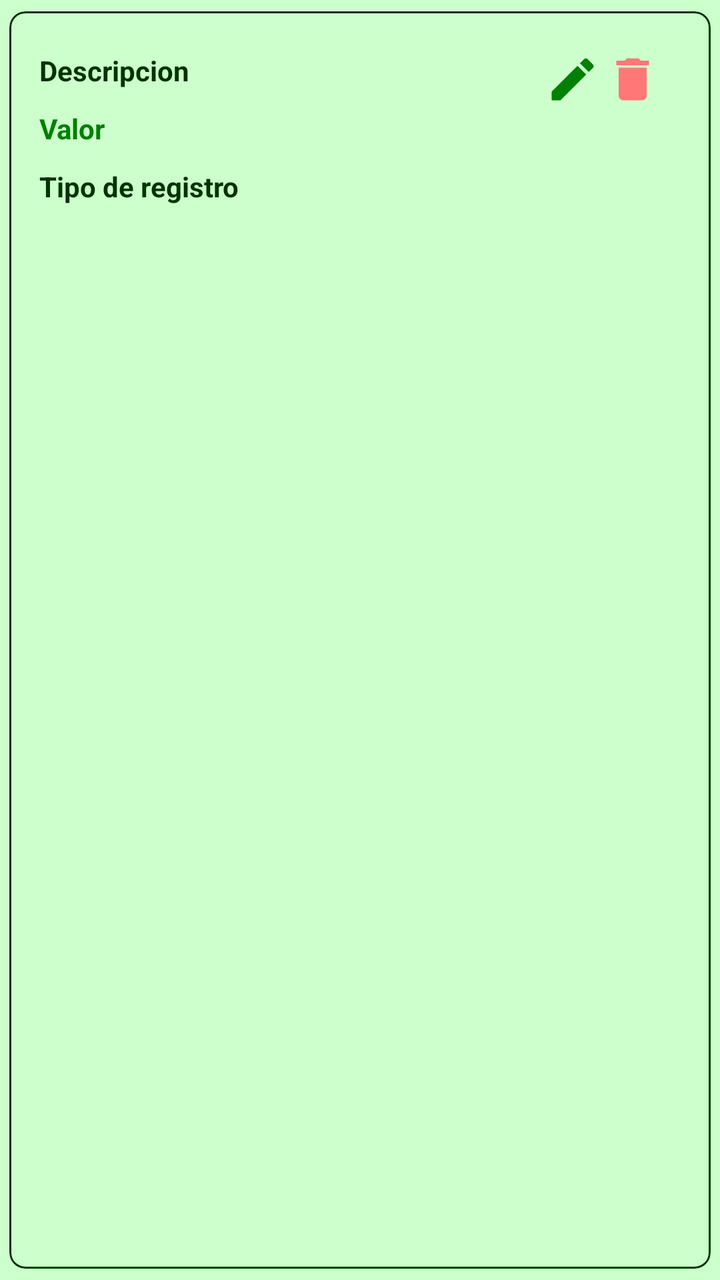
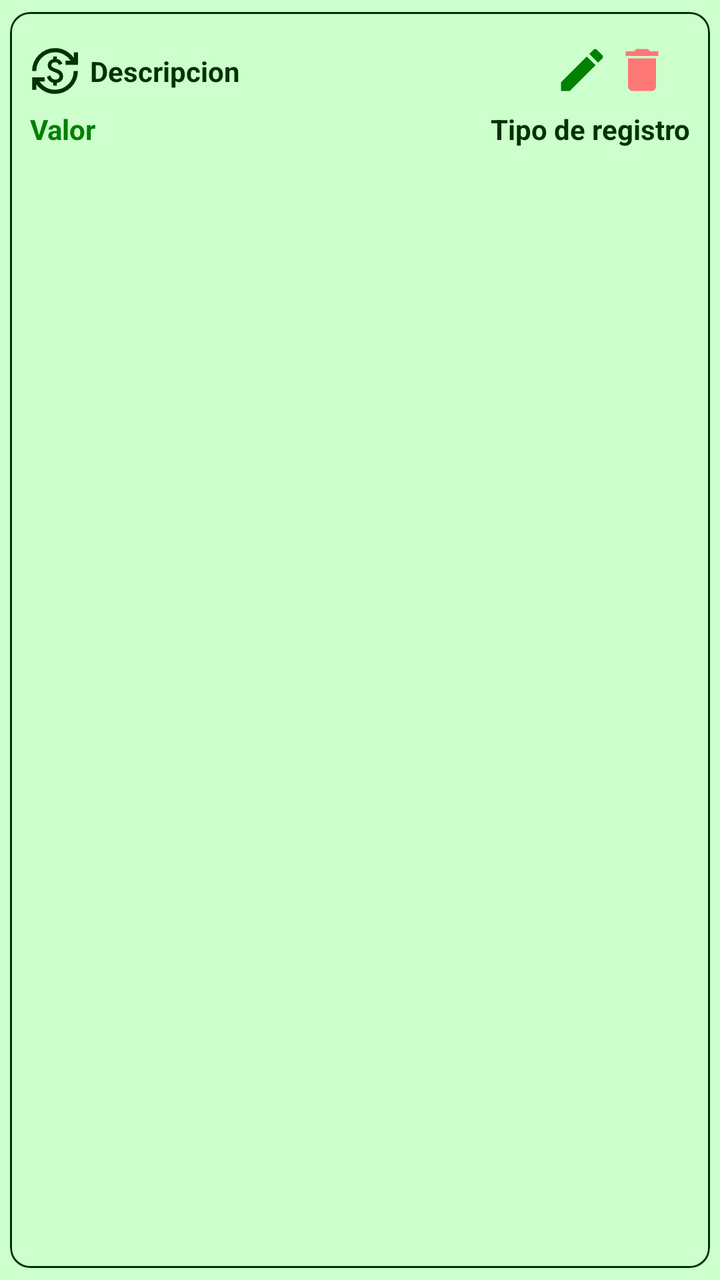

An Android layout rendered at two revisions. The XML below is the earlier revision; the diff shows what the commit changed to produce the second picture.
<!-- AndroidManifest.xml: application theme Theme.MyLittleFinanControl -->
<!-- res/layout/item_movimiento.xml -->
<?xml version="1.0" encoding="utf-8"?>
<com.google.android.material.card.MaterialCardView
    xmlns:android="http://schemas.android.com/apk/res/android"
    android:layout_width="match_parent"
    android:layout_height="wrap_content"
    xmlns:app="http://schemas.android.com/apk/res-auto"
    app:cardCornerRadius="8dp"
    app:cardElevation="0dp"
    app:cardUseCompatPadding="true"
    app:cardBackgroundColor="@color/primary_glass"
    app:strokeWidth="1dp"
    app:strokeColor="@color/black">

    <androidx.appcompat.widget.LinearLayoutCompat
        android:layout_width="match_parent"
        android:layout_height="wrap_content"
        android:orientation="vertical"
        android:padding="15dp">

        <RelativeLayout
            android:layout_width="match_parent"
            android:layout_height="wrap_content"
            android:orientation="horizontal"
            android:layout_marginTop="5dp">

            <TextView
                android:id="@+id/item_descripcion"
                android:text="@string/item_descripcion"
                android:textStyle="bold"
                android:layout_marginBottom="10dp"
                android:textColor="@color/black"
                android:layout_width="wrap_content"
                android:layout_height="wrap_content"/>

            <ImageView
                android:id="@+id/ivActualizar"
                android:layout_alignParentEnd="true"
                android:src="@drawable/ic_edit"
                app:tint="@color/primary"
                android:layout_marginEnd="40dp"
                android:layout_width="28dp"
                android:layout_height="28dp"/>

            <ImageView
                android:id="@+id/ivEliminarMov"
                android:layout_alignParentEnd="true"
                android:src="@drawable/ic_delete"
                android:layout_marginEnd="10dp"
                app:tint="@color/accent_alerta"
                android:layout_width="28dp"
                android:layout_height="28dp" />

        </RelativeLayout>

        <TextView
            android:id="@+id/item_valor"
            android:text="@string/item_valor"
            android:textStyle="bold"
            android:layout_marginBottom="10dp"
            android:layout_width="wrap_content"
            android:layout_height="wrap_content"
            android:textColor="@color/primary"/>

        <TextView
            android:id="@+id/item_tipo"
            android:text="@string/item_tipo"
            android:textStyle="bold"
            android:layout_width="wrap_content"
            android:layout_height="wrap_content"
            android:textColor="@color/black"/>

    </androidx.appcompat.widget.LinearLayoutCompat>

</com.google.android.material.card.MaterialCardView>
<!-- resources referenced by this layout -->
<resources>
  <color name="accent_alerta">#FF7878</color>
  <color name="black">#003300</color>
  <color name="primary">#008000</color>
  <color name="primary_glass">#66CCFFCC</color>
  <!-- drawable ic_delete (drawable) -->
  <vector xmlns:android="http://schemas.android.com/apk/res/android" android:autoMirrored="true" android:height="24dp" android:tint="#1F4F98" android:viewportHeight="24" android:viewportWidth="24" android:width="24dp">
        
      <path android:fillColor="@android:color/white" android:pathData="M6,19c0,1.1 0.9,2 2,2h8c1.1,0 2,-0.9 2,-2V7H6v12zM19,4h-3.5l-1,-1h-5l-1,1H5v2h14V4z"/>
      
  </vector>
  <string name="item_descripcion">Descripcion</string>
  <string name="item_tipo">Tipo de registro</string>
  <string name="item_valor">Valor</string>
  <style name="Theme.MyLittleFinanControl" parent="Base.Theme.MyLittleFinanControl" />
  <style name="Base.Theme.MyLittleFinanControl" parent="Theme.Material3.DayNight.NoActionBar">
          
          <item name="colorPrimary">@color/primary</item>
          <item name="colorOnPrimary">@color/white</item>
          <item name="colorSecondary">@color/secondary</item>
          <item name="colorOnSecondary">@color/white</item>
          
          
          <item name="android:windowBackground">@color/background_light</item>
          <item name="colorSurface">@color/background_light</item>
          
          
          <item name="colorError">@color/accent_alerta</item>
          
          
          <item name="android:statusBarColor">@color/background_light</item>
          <item name="android:windowLightStatusBar">true</item>
      </style>
  <color name="white">#CCFFCC</color>
  <color name="secondary">#33FF00</color>
  <color name="background_light">#CCFFCC</color>
  <!-- unchanged entries left out for length: 1 -->
</resources>

<!-- the commit's change to res/layout/item_movimiento.xml (unified diff, before → after) -->
@@ -4,18 +4,18 @@
     android:layout_width="match_parent"
     android:layout_height="wrap_content"
     xmlns:app="http://schemas.android.com/apk/res-auto"
-    app:cardCornerRadius="8dp"
+    app:cardCornerRadius="10dp"
     app:cardElevation="0dp"
     app:cardUseCompatPadding="true"
-    app:cardBackgroundColor="@color/primary_glass"
+    app:cardBackgroundColor="?attr/colorPrimaryContainer"
     app:strokeWidth="1dp"
-    app:strokeColor="@color/black">
+    app:strokeColor="?attr/colorOnSurface">
 
     <androidx.appcompat.widget.LinearLayoutCompat
         android:layout_width="match_parent"
         android:layout_height="wrap_content"
         android:orientation="vertical"
-        android:padding="15dp">
+        android:padding="10dp">
 
         <RelativeLayout
             android:layout_width="match_parent"
@@ -23,12 +23,22 @@
             android:orientation="horizontal"
             android:layout_marginTop="5dp">
 
+            <ImageView
+                android:id="@+id/iv_icono_deuda"
+                android:layout_width="25dp"
+                android:layout_height="25dp"
+                android:layout_centerVertical="true"
+                android:src="@drawable/ic_movimientos"
+                app:tint="?attr/colorOnSurface" />
+
             <TextView
                 android:id="@+id/item_descripcion"
                 android:text="@string/item_descripcion"
                 android:textStyle="bold"
+                android:layout_marginStart="30dp"
                 android:layout_marginBottom="10dp"
-                android:textColor="@color/black"
+                android:textColor="?attr/colorOnSurface"
+                android:layout_centerVertical="true"
                 android:layout_width="wrap_content"
                 android:layout_height="wrap_content"/>
 
@@ -36,7 +46,7 @@
                 android:id="@+id/ivActualizar"
                 android:layout_alignParentEnd="true"
                 android:src="@drawable/ic_edit"
-                app:tint="@color/primary"
+                app:tint="?attr/colorPrimary"
                 android:layout_marginEnd="40dp"
                 android:layout_width="28dp"
                 android:layout_height="28dp"/>
@@ -46,28 +56,37 @@
                 android:layout_alignParentEnd="true"
                 android:src="@drawable/ic_delete"
                 android:layout_marginEnd="10dp"
-                app:tint="@color/accent_alerta"
+                app:tint="?attr/colorError"
                 android:layout_width="28dp"
                 android:layout_height="28dp" />
 
         </RelativeLayout>
 
-        <TextView
-            android:id="@+id/item_valor"
-            android:text="@string/item_valor"
-            android:textStyle="bold"
-            android:layout_marginBottom="10dp"
-            android:layout_width="wrap_content"
+        <RelativeLayout
+            android:layout_width="match_parent"
             android:layout_height="wrap_content"
-            android:textColor="@color/primary"/>
+            android:orientation="horizontal"
+            android:layout_marginTop="5dp">
 
-        <TextView
-            android:id="@+id/item_tipo"
-            android:text="@string/item_tipo"
-            android:textStyle="bold"
-            android:layout_width="wrap_content"
-            android:layout_height="wrap_content"
-            android:textColor="@color/black"/>
+            <TextView
+                android:id="@+id/item_valor"
+                android:text="@string/item_valor"
+                android:textStyle="bold"
+                android:layout_width="wrap_content"
+                android:layout_height="wrap_content"
+                android:layout_gravity="start"
+                android:textColor="?attr/colorPrimary"/>
+
+            <TextView
+                android:id="@+id/item_tipo"
+                android:text="@string/item_tipo"
+                android:textStyle="bold"
+                android:layout_width="wrap_content"
+                android:layout_height="wrap_content"
+                android:layout_gravity="end"
+                android:layout_alignParentEnd="true"
+                android:textColor="?attr/colorOnSurface"/>
+        </RelativeLayout>
 
     </androidx.appcompat.widget.LinearLayoutCompat>
 
<!-- resource entries referenced after the edit -->
@@ -1,13 +1,16 @@
 <!-- resources referenced by this layout -->
 <resources>
   <color name="accent_alerta">#FF7878</color>
-  <color name="black">#003300</color>
-  <color name="primary">#008000</color>
-  <color name="primary_glass">#66CCFFCC</color>
   <!-- drawable ic_delete (drawable) -->
   <vector xmlns:android="http://schemas.android.com/apk/res/android" android:autoMirrored="true" android:height="24dp" android:tint="#1F4F98" android:viewportHeight="24" android:viewportWidth="24" android:width="24dp">
         
       <path android:fillColor="@android:color/white" android:pathData="M6,19c0,1.1 0.9,2 2,2h8c1.1,0 2,-0.9 2,-2V7H6v12zM19,4h-3.5l-1,-1h-5l-1,1H5v2h14V4z"/>
+      
+  </vector>
+  <!-- drawable ic_movimientos (drawable) -->
+  <vector xmlns:android="http://schemas.android.com/apk/res/android" android:height="24dp" android:tint="#000000" android:viewportHeight="960" android:viewportWidth="960" android:width="24dp">
+        
+      <path android:fillColor="@android:color/white" android:pathData="M480,920Q368,920 274,869Q180,818 120,733L120,840L40,840L40,600L280,600L280,680L181,680Q229,752 307.5,796Q386,840 480,840Q555,840 620.5,811.5Q686,783 734.5,734.5Q783,686 811.5,620.5Q840,555 840,480L920,480Q920,571 885.5,651Q851,731 791,791Q731,851 651,885.5Q571,920 480,920ZM444,760L444,708Q397,697 367.5,667.5Q338,638 324,590L390,564Q402,605 427.5,625.5Q453,646 486,646Q519,646 542.5,630.5Q566,615 566,582Q566,553 541.5,535Q517,517 454,494Q395,473 367.5,444Q340,415 340,368Q340,327 368.5,293.5Q397,260 446,250L446,200L516,200L516,250Q552,253 581.5,279Q611,305 622,340L558,366Q550,343 532,327.5Q514,312 482,312Q447,312 428.5,327Q410,342 410,368Q410,394 433,409Q456,424 516,444Q588,470 612,505Q636,540 636,582Q636,611 626,633Q616,655 599.5,670.5Q583,686 561,695.5Q539,705 514,710L514,760L444,760ZM40,480Q40,389 74.5,309Q109,229 169,169Q229,109 309,74.5Q389,40 480,40Q592,40 686,91Q780,142 840,227L840,120L920,120L920,360L680,360L680,280L779,280Q731,208 652.5,164Q574,120 480,120Q405,120 339.5,148.5Q274,177 225.5,225.5Q177,274 148.5,339.5Q120,405 120,480L40,480Z"/>
       
   </vector>
   <string name="item_descripcion">Descripcion</string>
@@ -16,22 +19,42 @@
   <style name="Theme.MyLittleFinanControl" parent="Base.Theme.MyLittleFinanControl" />
   <style name="Base.Theme.MyLittleFinanControl" parent="Theme.Material3.DayNight.NoActionBar">
           
-          <item name="colorPrimary">@color/primary</item>
-          <item name="colorOnPrimary">@color/white</item>
-          <item name="colorSecondary">@color/secondary</item>
-          <item name="colorOnSecondary">@color/white</item>
-          
+  
+          <item name="colorPrimary">@color/verde_oscuro</item>
+  
+          <item name="colorOnPrimary">@color/verde_claro</item>
+  
+  
+          <item name="colorPrimaryContainer">@color/verde_transparente</item>
+          <item name="colorOnPrimaryContainer">@color/verde_negro</item>
+  
+  
+          <item name="colorSecondary">@color/white</item>
+  
+          <item name="colorOnSecondary">@color/secondary</item>
+  
+  
+          <item name="colorOutline">@color/verde_negro</item>
+  
+  
+          <item name="colorOnSurface">@color/verde_negro</item>
+  
           
           <item name="android:windowBackground">@color/background_light</item>
-          <item name="colorSurface">@color/background_light</item>
-          
-          
+          <item name="colorSurface">@color/verde_transparente</item>
+  
           <item name="colorError">@color/accent_alerta</item>
-          
+  
+          <item name="colorOnError">@color/accent_alerta</item>
+  
           
           <item name="android:statusBarColor">@color/background_light</item>
           <item name="android:windowLightStatusBar">true</item>
       </style>
+  <color name="verde_oscuro">#008000</color>
+  <color name="verde_claro">#CCFFCC</color>
+  <color name="verde_transparente">#5FCCFFCC</color>
+  <color name="verde_negro">#003300</color>
   <color name="white">#CCFFCC</color>
   <color name="secondary">#33FF00</color>
   <color name="background_light">#CCFFCC</color>
